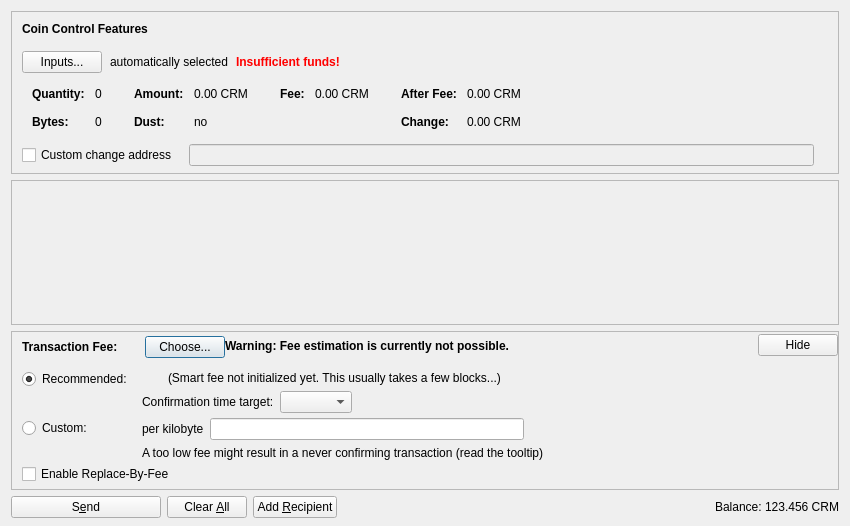
Above: src/qt/forms/sendcoinsdialog.ui from creamcoin/cream before the change. Below: the same form after it.
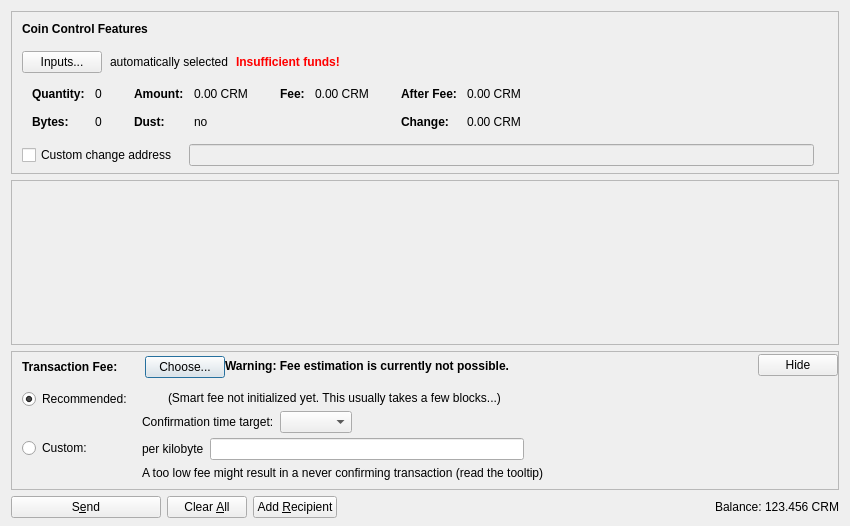
That is the form after the change. Icons and pictures are not drawn. Custom widgets are drawn as their Qt base class.

Commit message: Disable RBF

What changed in the file:
```diff
--- a/src/qt/forms/sendcoinsdialog.ui
+++ b/src/qt/forms/sendcoinsdialog.ui
@@ -1072,16 +1072,6 @@
              </item>
             </layout>
            </item>
-           <item>
-            <widget class="QCheckBox" name="optInRBF">
-             <property name="text">
-              <string>Enable Replace-By-Fee</string>
-             </property>
-             <property name="toolTip">
-              <string>With Replace-By-Fee (BIP-125) you can increase a transaction's fee after it is sent. Without this, a higher fee may be recommended to compensate for increased transaction delay risk.</string>
-             </property>
-            </widget>
-           </item>
           </layout>
          </widget>
         </item>
```
The commit also changes 2 other files.
